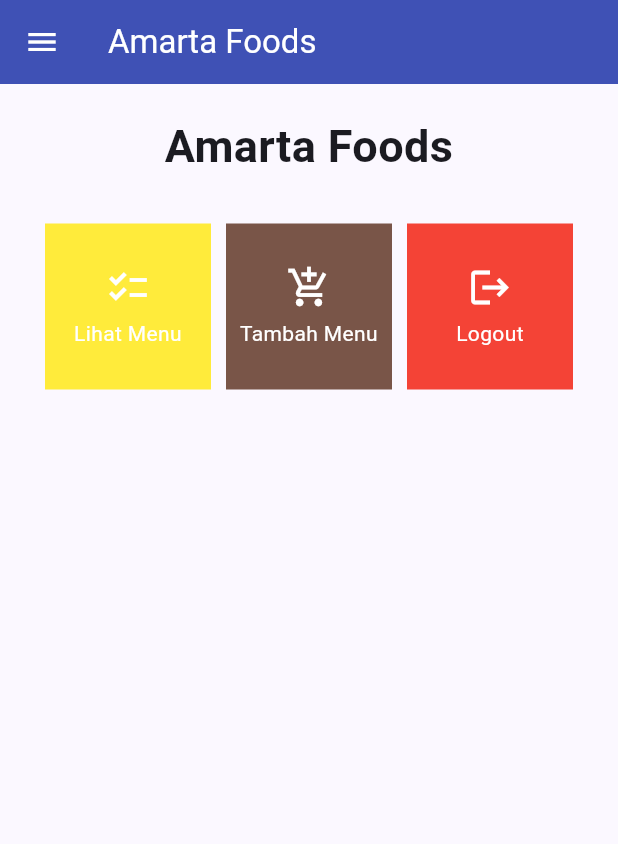
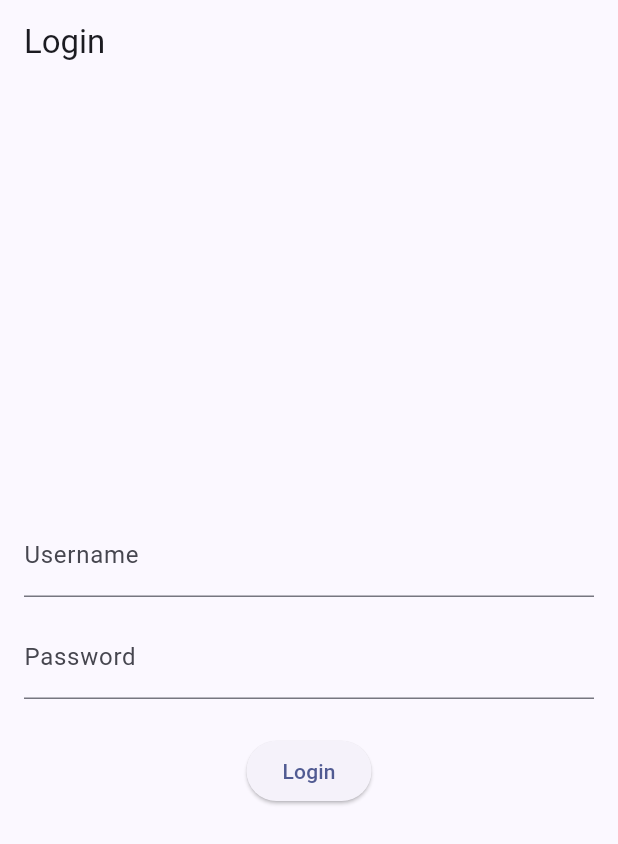
Before and after one commit to PrawiraRzkN/amarta_foods, a Flutter app: the screen it shows after launch, on a phone screen of 412 x 824 dp. Shown: the top 844 px of the screen. Run offline on Flutter 3.47's test engine with Material 2 defaults, Android fonts, the phone set to English and light mode, and no system bars; missing offline and left inert: pbp_django_auth.

Commit message:
Tugas 9: SELESAI

```diff
--- a/lib/main.dart
+++ b/lib/main.dart
@@ -1,38 +1,31 @@
+import 'package:amarta_foods/screens/login.dart';
 import 'package:flutter/material.dart';
 import 'package:amarta_foods/screens/menu.dart';
+import 'package:pbp_django_auth/pbp_django_auth.dart';
+import 'package:provider/provider.dart';
 
 void main() {
   runApp(const MyApp());
 }
 
 class MyApp extends StatelessWidget {
-  const MyApp({super.key});
+  const MyApp({Key? key}) : super(key: key);
 
-  // This widget is the root of your application.
   @override
   Widget build(BuildContext context) {
-    return MaterialApp(
-      title: 'Amarta Foods',
-      theme: ThemeData(
-        // This is the theme of your application.
-        //
-        // TRY THIS: Try running your application with "flutter run". You'll see
-        // the application has a blue toolbar. Then, without quitting the app,
-        // try changing the seedColor in the colorScheme below to Colors.green
-        // and then invoke "hot reload" (save your changes or press the "hot
-        // reload" button in a Flutter-supported IDE, or press "r" if you used
-        // the command line to start the app).
-        //
-        // Notice that the counter didn't reset back to zero; the application
-        // state is not lost during the reload. To reset the state, use hot
-        // restart instead.
-        //
-        // This works for code too, not just values: Most code changes can be
-        // tested with just a hot reload.
-        colorScheme: ColorScheme.fromSeed(seedColor: Colors.indigo),
-        useMaterial3: true,
-      ),
-      home: MyHomePage(),
+    return Provider(
+      create: (_) {
+        CookieRequest request = CookieRequest();
+        return request;
+      },
+      child: MaterialApp(
+          title: 'Amarta Foods',
+          theme: ThemeData(
+            colorScheme: ColorScheme.fromSeed(seedColor: Colors.indigo),
+            useMaterial3: true,
+          ),
+          home: LoginPage(),
+    )
     );
   }
 }
--- /dev/null
+++ b/lib/screens/login.dart
@@ -0,0 +1,113 @@
+import 'package:amarta_foods/screens/menu.dart';
+import 'package:flutter/material.dart';
+import 'package:pbp_django_auth/pbp_django_auth.dart';
+import 'package:provider/provider.dart';
+
+void main() {
+  runApp(const LoginApp());
+}
+
+class LoginApp extends StatelessWidget {
+  const LoginApp({super.key});
+
+  @override
+  Widget build(BuildContext context) {
+    return MaterialApp(
+      title: 'Login',
+      theme: ThemeData(
+        primarySwatch: Colors.blue,
+      ),
+      home: const LoginPage(),
+    );
+  }
+}
+
+class LoginPage extends StatefulWidget {
+  const LoginPage({super.key});
+
+  @override
+  _LoginPageState createState() => _LoginPageState();
+}
+
+class _LoginPageState extends State<LoginPage> {
+  final TextEditingController _usernameController = TextEditingController();
+  final TextEditingController _passwordController = TextEditingController();
+
+  @override
+  Widget build(BuildContext context) {
+    final request = context.watch<CookieRequest>();
+    return Scaffold(
+      appBar: AppBar(
+        title: const Text('Login'),
+      ),
+      body: Container(
+        padding: const EdgeInsets.all(16.0),
+        child: Column(
+          mainAxisAlignment: MainAxisAlignment.center,
+          children: [
+            TextField(
+              controller: _usernameController,
+              decoration: const InputDecoration(
+                labelText: 'Username',
+              ),
+            ),
+            const SizedBox(height: 12.0),
+            TextField(
+              controller: _passwordController,
+              decoration: const InputDecoration(
+                labelText: 'Password',
+              ),
+              obscureText: true,
+            ),
+            const SizedBox(height: 24.0),
+            ElevatedButton(
+              onPressed: () async {
+                String username = _usernameController.text;
+                String password = _passwordController.text;
+
+                // Cek kredensial
+                // Untuk menyambungkan Android emulator dengan Django pada localhost,
+                // gunakan URL http://10.0.2.2/
+                final response = await request.login("https://rizky-prawira-tugas.pbp.cs.ui.ac.id/auth/login/", {
+                  'username': username,
+                  'password': password,
+                });
+
+                if (request.loggedIn) {
+                  String message = response['message'];
+                  String uname = response['username'];
+                  Navigator.pushReplacement(
+                    context,
+                    MaterialPageRoute(builder: (context) => MyHomePage()),
+                  );
+                  ScaffoldMessenger.of(context)
+                    ..hideCurrentSnackBar()
+                    ..showSnackBar(
+                        SnackBar(content: Text("$message Selamat datang, $uname.")));
+                } else {
+                  showDialog(
+                    context: context,
+                    builder: (context) => AlertDialog(
+                      title: const Text('Login Gagal'),
+                      content:
+                      Text(response['message']),
+                      actions: [
+                        TextButton(
+                          child: const Text('OK'),
+                          onPressed: () {
+                            Navigator.pop(context);
+                          },
+                        ),
+                      ],
+                    ),
+                  );
+                }
+              },
+              child: const Text('Login'),
+            ),
+          ],
+        ),
+      ),
+    );
+  }
+}
--- a/lib/widgets/left_drawer.dart
+++ b/lib/widgets/left_drawer.dart
@@ -58,7 +58,7 @@ class LeftDrawer extends StatelessWidget {
               Navigator.pushReplacement(
                   context,
                   MaterialPageRoute(
-                    builder: (context) => const FoodsPage(),
+                    builder: (context) => const MenuPage(),
                   ));
             },
           ),
--- a/pubspec.yaml
+++ b/pubspec.yaml
@@ -35,6 +35,9 @@ dependencies:
   # The following adds the Cupertino Icons font to your application.
   # Use with the CupertinoIcons class for iOS style icons.
   cupertino_icons: ^1.0.2
+  provider: ^6.1.1
+  pbp_django_auth: ^0.4.0
+  http: ^1.1.0
 
 dev_dependencies:
   flutter_test:
```
Also changed, not shown: lib/models/item.dart (added, +77 -0 lines), lib/screens/food_list.dart (+74 -67 lines), lib/screens/foodlist_form.dart (+36 -43 lines), lib/widgets/shop_card.dart (+27 -5 lines), pubspec.lock, 3 other files.
